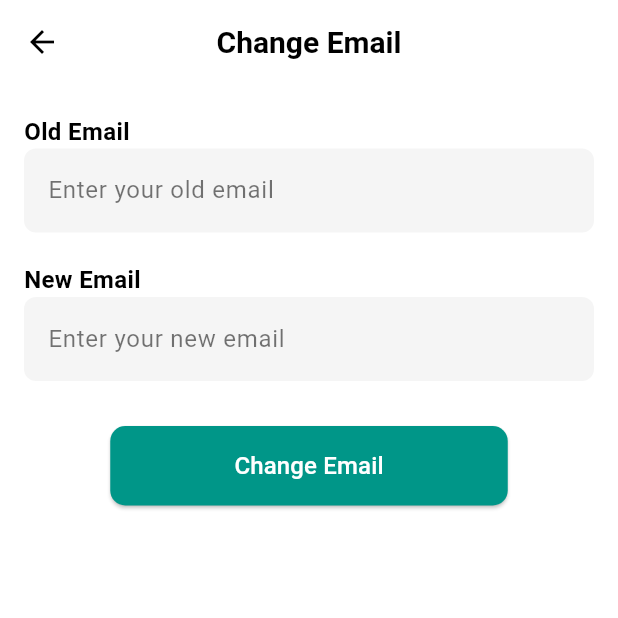
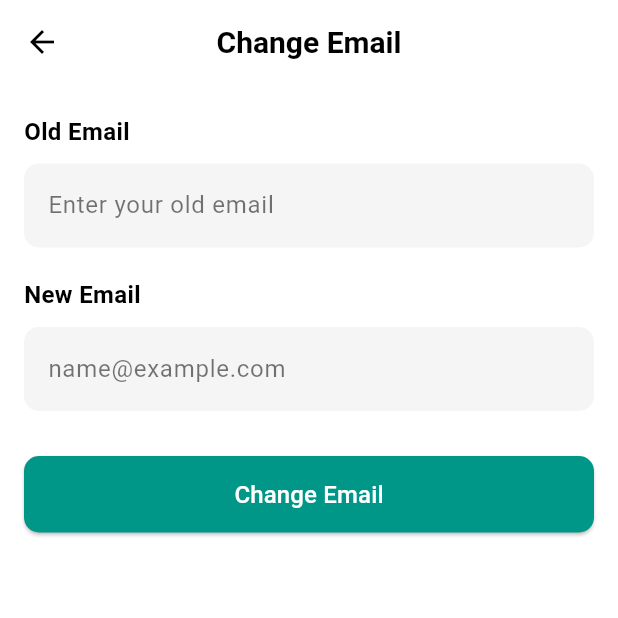
Before and after one commit to daniaalhakim14/workshop2, a Flutter app: the ChangeEmailPage screen opened directly with empty values, on a phone screen of 412 x 824 dp, the top half of it. Run offline on Flutter 3.47's test engine with Material 3 defaults, Android fonts, the phone set to English and light mode, and no system bars; our stand-ins replace flutter_social_button, image_cropper, image_picker, shared_preferences; missing offline and left inert: postgres; accounts and stored records are empty.

Commit message:
Update ChangeEmailPage.dart

```diff
--- a/lib/views/screens/ChangeEmailPage.dart
+++ b/lib/views/screens/ChangeEmailPage.dart
@@ -12,76 +12,84 @@ class ChangeEmailPage extends StatelessWidget {
   Widget build(BuildContext context) {
     final viewModel = Provider.of<ChangeEmailViewModel>(context);
     final appAppearanceViewModel = Provider.of<AppAppearanceViewModel>(context);
+    final isDarkModeValue = appAppearanceViewModel.isDarkMode;
 
     return Scaffold(
       appBar: AppBar(
-        backgroundColor: appAppearanceViewModel.isDarkMode
-            ? Colors.black
-            : Colors.white,
+        backgroundColor: isDarkModeValue ? Colors.black : Colors.white,
         elevation: 0,
         iconTheme: IconThemeData(
-          color: appAppearanceViewModel.isDarkMode
-              ? Colors.white
-              : Colors.black,
+          color: isDarkModeValue ? Colors.white : Colors.black,
         ),
         title: Text(
           'Change Email',
           style: TextStyle(
-            color: appAppearanceViewModel.isDarkMode
-                ? Colors.white
-                : Colors.black,
+            color: isDarkModeValue ? Colors.white : Colors.black,
             fontSize: 20,
             fontWeight: FontWeight.bold,
           ),
         ),
         centerTitle: true,
+        leading: IconButton(
+          icon: Icon(
+            Icons.arrow_back,
+            color: isDarkModeValue ? Colors.white : Colors.black,
           ),
-      backgroundColor: appAppearanceViewModel.isDarkMode
-          ? Colors.black
-          : Colors.white,
-      body: Padding(
-        padding: const EdgeInsets.symmetric(horizontal: 16.0),
+          onPressed: () {
+            viewModel.oldEmailController.clear();
+            viewModel.newEmailController.clear();
+            Navigator.pop(context);
+          },
+        ),
+      ),
+      backgroundColor: isDarkModeValue ? Colors.black : Colors.white,
+      body: SingleChildScrollView(
+        padding: const EdgeInsets.symmetric(horizontal: 16.0, vertical: 20),
         child: Column(
           crossAxisAlignment: CrossAxisAlignment.start,
           children: [
-            const SizedBox(height: 20),
-            buildLabel('Old Email', appAppearanceViewModel.isDarkMode),
+            buildLabel('Old Email', isDarkModeValue),
+            const SizedBox(height: 10),
             buildInputField(
               controller: viewModel.oldEmailController,
               hint: 'Enter your old email',
-              isDarkModeValue: appAppearanceViewModel.isDarkMode,
+              isDarkModeValue: isDarkModeValue,
             ),
             const SizedBox(height: 20),
-            buildLabel('New Email', appAppearanceViewModel.isDarkMode),
+            buildLabel('New Email', isDarkModeValue),
+            const SizedBox(height: 10),
             buildInputField(
               controller: viewModel.newEmailController,
-              hint: 'Enter your new email',
-              isDarkModeValue: appAppearanceViewModel.isDarkMode,
+              hint: 'name@example.com',
+              isDarkModeValue: isDarkModeValue,
             ),
             const SizedBox(height: 30),
             Center(
               child: SizedBox(
-                width: 265,
-                height: 53,
+                width: double.infinity,
                 child: ElevatedButton(
                   style: ElevatedButton.styleFrom(
                     backgroundColor: Colors.teal,
-                minimumSize: const Size(double.infinity, 48),
+                    padding: const EdgeInsets.symmetric(vertical: 14),
                     shape: RoundedRectangleBorder(
                       borderRadius: BorderRadius.circular(10),
                     ),
                   ),
                   onPressed: viewModel.isLoading
                       ? null
-                      : () => viewModel.changeEmail(context, userId),
+                      : () {
+                    FocusScope.of(context).unfocus();
+                    viewModel.changeEmail(context, userId);
+                  },
                   child: viewModel.isLoading
-                      ? const CircularProgressIndicator()
-                      : Text(
+                      ? const CircularProgressIndicator(
+                    valueColor: AlwaysStoppedAnimation<Color>(Colors.white),
+                  )
+                      : const Text(
                     'Change Email',
                     style: TextStyle(
                       fontSize: 16,
-                      color:
-                           Colors.white
+                      color: Colors.white,
                     ),
                   ),
                 ),
@@ -111,13 +119,14 @@ class ChangeEmailPage extends StatelessWidget {
   }) {
     return TextField(
       controller: controller,
+      keyboardType: TextInputType.emailAddress,
       decoration: InputDecoration(
         hintText: hint,
         filled: true,
         fillColor:
         isDarkModeValue ? Colors.grey[800] : const Color(0xFFF5F5F5),
         border: OutlineInputBorder(
-          borderRadius: BorderRadius.circular(8),
+          borderRadius: BorderRadius.circular(10),
           borderSide: BorderSide.none,
         ),
         hintStyle: TextStyle(
```
Lines whose indentation alone changed are shown as unchanged.
